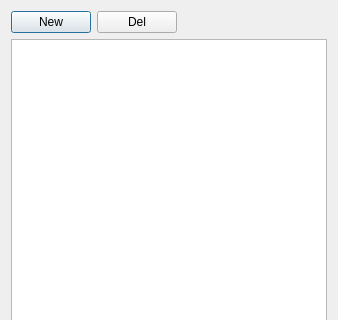
First picture: the form in sourceFiles/Ui/selectCodeDialog/selectCodeDialog.ui, repository qeesung/ddBook, before the edit; both pictures show x 0 to 338 and y 0 to 320 of the 338 by 511 pixel window.
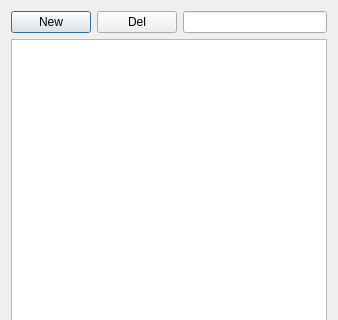
Second picture: the form after the edit.

Commit message: 在code选择对话框里面加入搜索选项

The edit to the form file:
```diff
--- a/sourceFiles/Ui/selectCodeDialog/selectCodeDialog.ui
+++ b/sourceFiles/Ui/selectCodeDialog/selectCodeDialog.ui
@@ -33,17 +33,7 @@
         </widget>
        </item>
        <item>
-        <spacer name="horizontalSpacer_2">
-         <property name="orientation">
-          <enum>Qt::Horizontal</enum>
-         </property>
-         <property name="sizeHint" stdset="0">
-          <size>
-           <width>40</width>
-           <height>20</height>
-          </size>
-         </property>
-        </spacer>
+        <widget class="QLineEdit" name="searchLineEdit"/>
        </item>
       </layout>
      </item>
```
The commit also changes 3 other files.
